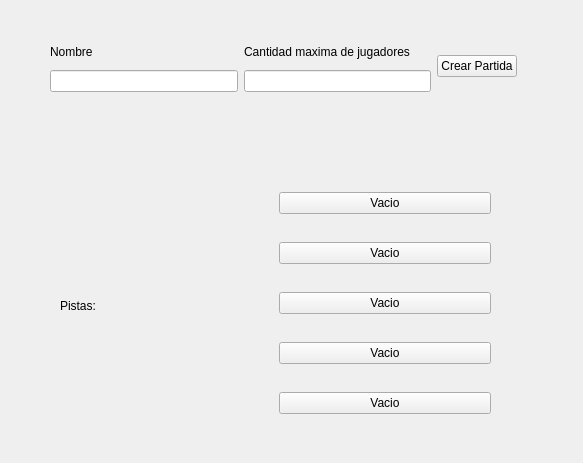
First picture: the form in ClientConEventos/Ui/lobby.ui, repository Manuel-Sturla/TallerDeProgramacionI_TP_MicroMachines, before the edit.
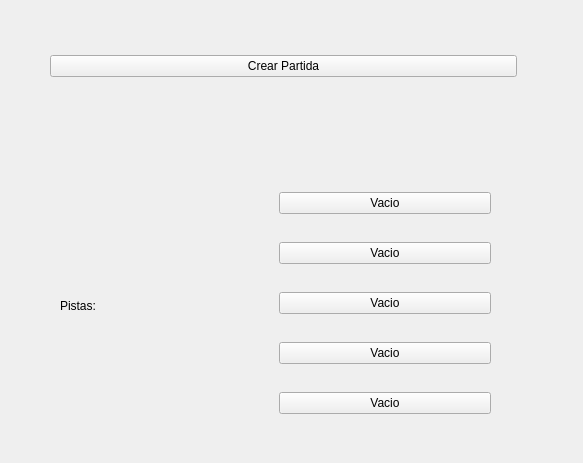
Second picture: the form after the edit.

Commit message: Cambio el lobby para que solo tenga el boton de crear partida

The edit to the form file:
```diff
--- a/ClientConEventos/Ui/lobby.ui
+++ b/ClientConEventos/Ui/lobby.ui
@@ -13,7 +13,7 @@
   <property name="windowTitle">
    <string>Form</string>
   </property>
-  <widget class="QWidget" name="">
+  <widget class="QWidget" name="layoutWidget">
    <property name="geometry">
     <rect>
      <x>50</x>
@@ -23,34 +23,6 @@
     </rect>
    </property>
    <layout class="QHBoxLayout" name="horizontalLayout">
-    <item>
-     <layout class="QVBoxLayout" name="verticalLayout_2">
-      <item>
-       <widget class="QLabel" name="label">
-        <property name="text">
-         <string>Nombre</string>
-        </property>
-       </widget>
-      </item>
-      <item>
-       <widget class="QLineEdit" name="nombre"/>
-      </item>
-     </layout>
-    </item>
-    <item>
-     <layout class="QVBoxLayout" name="verticalLayout">
-      <item>
-       <widget class="QLabel" name="label_2">
-        <property name="text">
-         <string>Cantidad maxima de jugadores</string>
-        </property>
-       </widget>
-      </item>
-      <item>
-       <widget class="QLineEdit" name="cantJug"/>
-      </item>
-     </layout>
-    </item>
     <item>
      <widget class="QPushButton" name="crear">
       <property name="text">
@@ -60,7 +32,7 @@
     </item>
    </layout>
   </widget>
-  <widget class="QWidget" name="">
+  <widget class="QWidget" name="layoutWidget">
    <property name="geometry">
     <rect>
      <x>60</x>
```
The commit also changes 3 other files.
